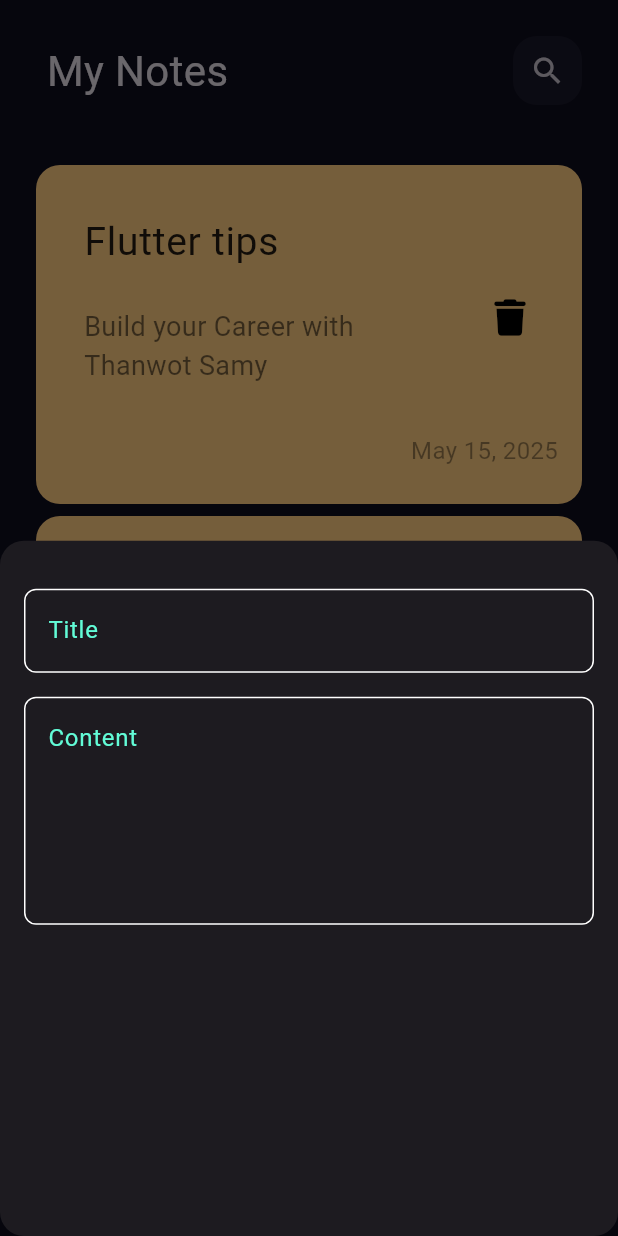
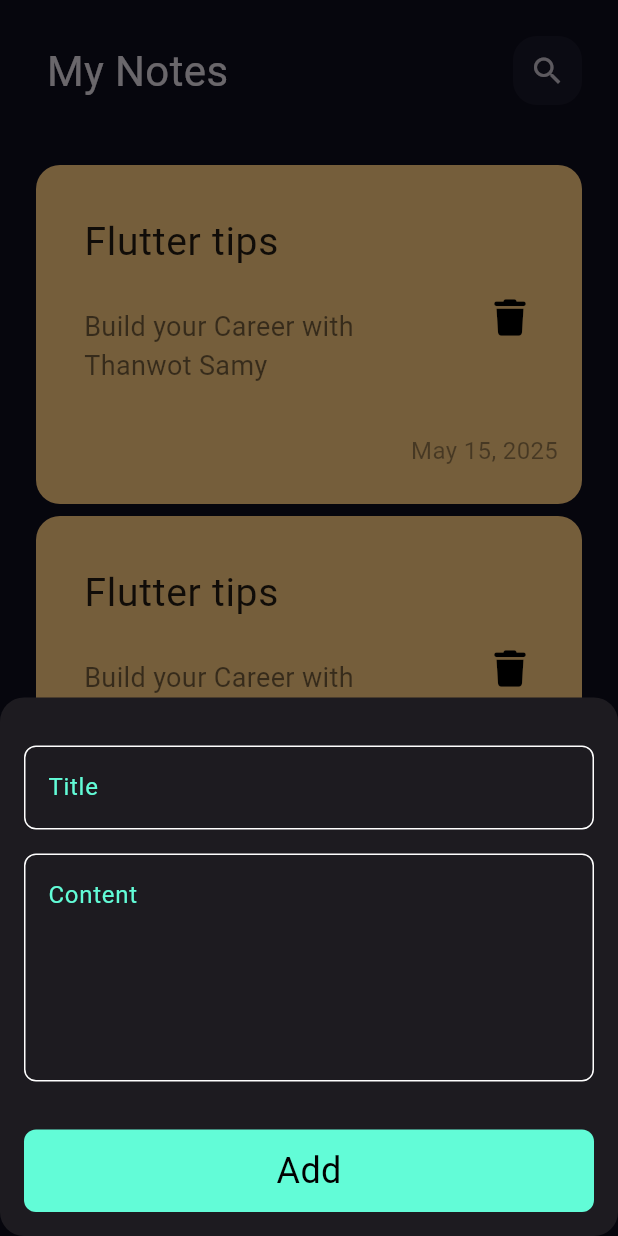
Before and after one commit to AhmedRabea4458/notes_app1, a Flutter app: the screen it shows after launch, after a tap on the "add" icon, on a phone screen of 412 x 824 dp. Run offline on Flutter 3.47's test engine with Material 3 defaults, Android fonts, the phone set to English and light mode, and no system bars; our stand-ins replace font_awesome_flutter.

Commit message:
finish notes bottom sheet

```diff
--- /dev/null
+++ b/lib/Views/Widgets/Custom_Button.dart
@@ -0,0 +1,26 @@
+import 'package:flutter/material.dart';
+
+import 'Constants.dart';
+class CustomButton extends StatelessWidget {
+  const CustomButton({super.key});
+
+  @override
+  Widget build(BuildContext context) {
+    return Container(
+      decoration: BoxDecoration(
+          color: kPrimaryColor,
+          borderRadius: BorderRadius.circular(8)
+      ),
+      width:MediaQuery.of(context).size.width,
+      height: 55,
+      child: const Center(
+        child:Text("Add",style:
+        TextStyle(color: Colors.black
+            ,fontSize: 24
+        ),
+        ) ,
+      ),
+
+    );
+  }
+}
--- a/lib/Views/Widgets/add_note_bottom_sheet.dart
+++ b/lib/Views/Widgets/add_note_bottom_sheet.dart
@@ -1,5 +1,8 @@
 import 'package:flutter/material.dart';
+import 'package:untitled2/Views/Widgets/Constants.dart';
 import 'package:untitled2/Views/Widgets/Custom%20_text_field.dart';
+
+import 'Custom_Button.dart';
 class AddNoteBottomSheet extends StatelessWidget {
   const AddNoteBottomSheet ({super.key});
 
@@ -7,15 +10,19 @@ class AddNoteBottomSheet extends StatelessWidget {
   Widget build(BuildContext context) {
     return Padding(
       padding: const EdgeInsets.only(right: 16,left: 16),
+      child: SingleChildScrollView(
         child: Column(children: [
           SizedBox(height: 32),
          CustomTextField(hint: "Title",),
           SizedBox(height: 16),
           CustomTextField(hint: "Content"
           ,MaxLines: 5,
-        )
-
+          ),
+          SizedBox(height: 32),
+          CustomButton(),
+          SizedBox(height: 16),
         ],
+        ),
       ),
     );
   }
```
Lines whose indentation alone changed are shown as unchanged.
